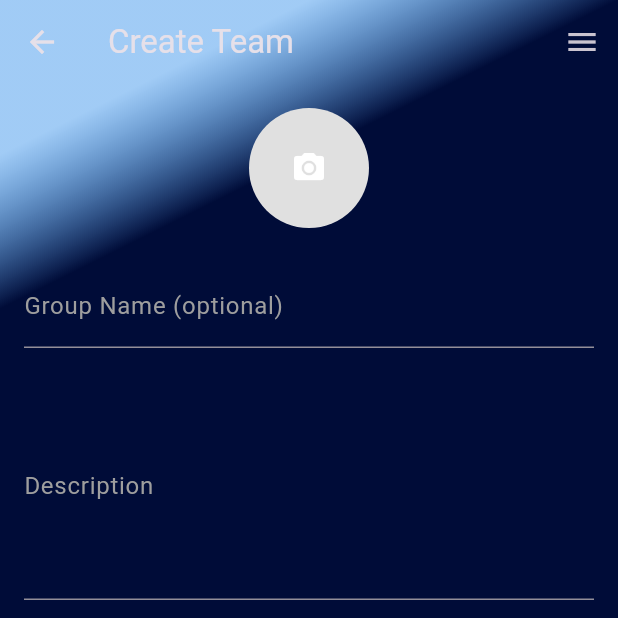
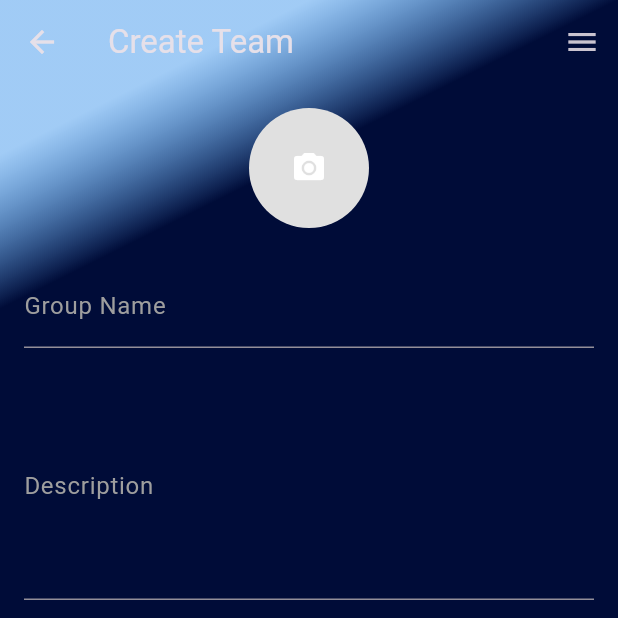
Before and after one commit to albeek0/doptica_app, a Flutter app: the CreateTeamApp screen opened directly, on a phone screen of 412 x 824 dp, the top half of it. Run offline on Flutter 3.47's test engine with Material 3 defaults, Android fonts, the phone set to English and light mode, and no system bars; our stand-ins replace bloc, firebase_auth, firebase_core, flutter_bloc, go_router, supabase_flutter; accounts and stored records are empty.

```diff
--- a/lib/featurs/creat_taem_feature/widgets/craet_team_screen.dart
+++ b/lib/featurs/creat_taem_feature/widgets/craet_team_screen.dart
@@ -51,7 +51,7 @@ class CreateTeamApp extends StatelessWidget {
               const SizedBox(height: 24),
               const TextField(
                 decoration: InputDecoration(
-                  labelText: 'Group Name (optional)',
+                  labelText: 'Group Name',
                   labelStyle: TextStyle(color: Colors.grey),
                   border: UnderlineInputBorder(),
                 ),
```
Also changed, not shown: lib/featurs/creat_taem_feature/cubit/add_new_team_cubit.dart (renamed from lib/featurs/teams_view_faeture/cubit/add_new_team_cubit.dart), lib/featurs/creat_taem_feature/cubit/add_new_team_state.dart (renamed from lib/featurs/teams_view_faeture/cubit/add_new_team_state.dart).
